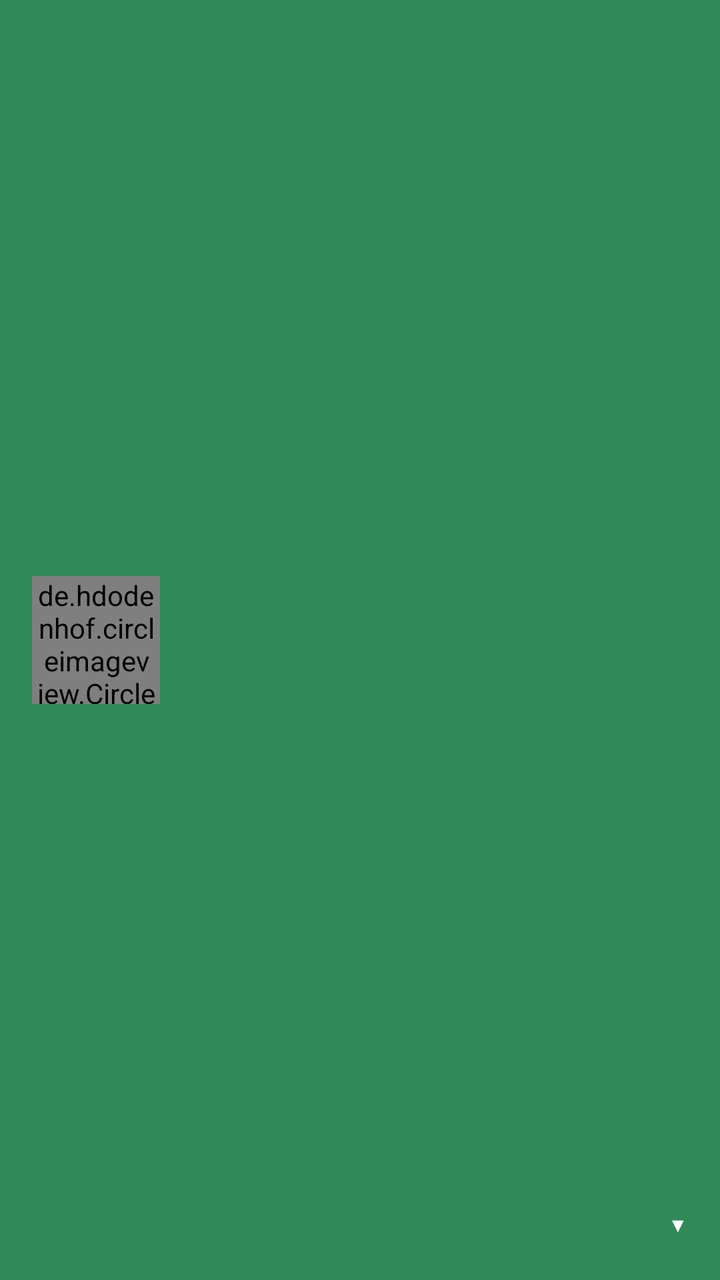
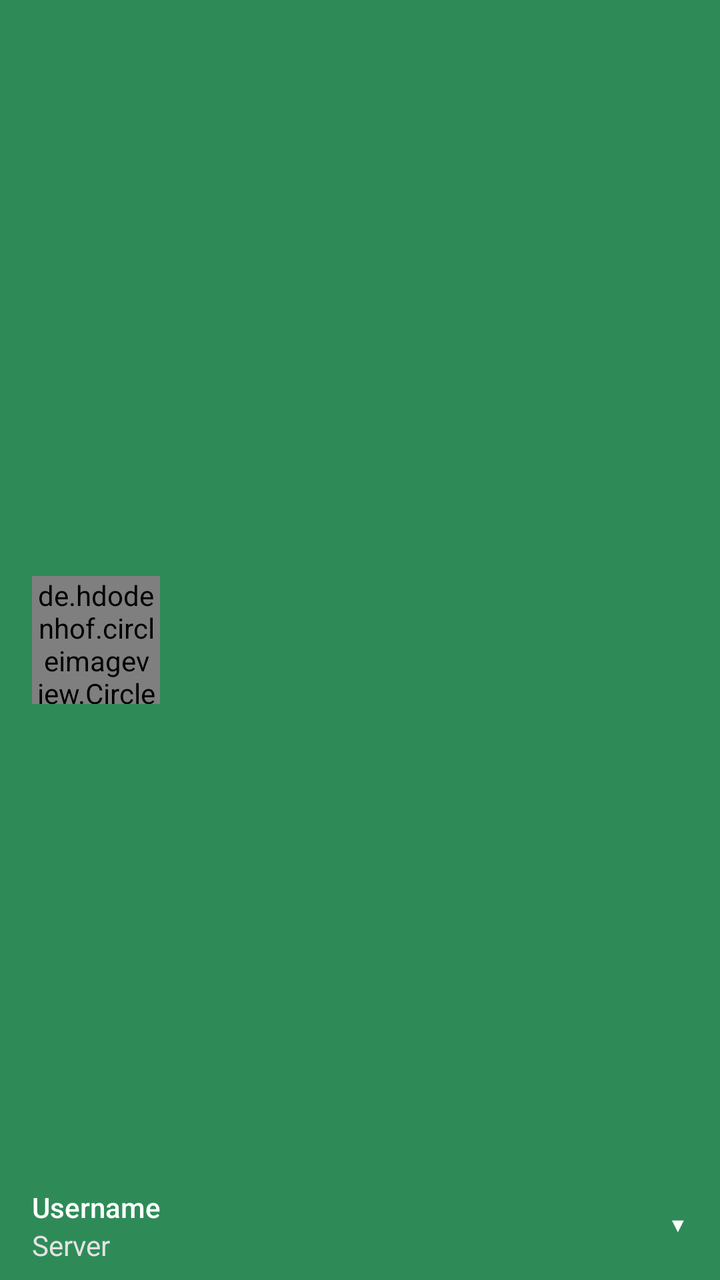

The first picture is an Android layout as it rendered before a commit; the second is the same layout after the commit. The layout source and the unified diff follow.
<!-- AndroidManifest.xml: application theme MainTheme -->
<!-- res/layout/navigation_drawer_header.xml -->
<?xml version="1.0" encoding="utf-8"?>
<RelativeLayout xmlns:android="http://schemas.android.com/apk/res/android"
    android:layout_width="match_parent"
    android:layout_height="164dp"
    android:background="@color/darkgreen"
    android:orientation="vertical"
    android:id="@+id/navigation_drawer_header_clickable"
    >

    <de.hdodenhof.circleimageview.CircleImageView
        android:id="@+id/profile_image"
        android:layout_width="64dp"
        android:layout_height="64dp"
        android:src="@drawable/ic_account_circle"
        android:layout_marginLeft="16dp"
        android:layout_marginStart="16dp"
        android:layout_centerVertical="true"
        android:layout_alignParentLeft="true"
        android:layout_alignParentStart="true" />

    <RelativeLayout
        android:layout_width="match_parent"
        android:layout_height="56dp"
        android:layout_alignParentBottom="true"
        android:paddingLeft="16dp"
        android:paddingRight="16dp">

        <TextView
            android:id="@+id/navigation_drawer_header_user"
            android:layout_width="wrap_content"
            android:layout_height="wrap_content"
            android:textColor="#FFF"
            android:gravity="left"
            android:layout_above="@+id/navigation_drawer_header_server"
            android:textSize="14sp"
            android:fontFamily="sans-serif-medium" />

        <TextView
            android:id="@+id/navigation_drawer_header_server"
            android:layout_width="wrap_content"
            android:layout_height="wrap_content"
            android:gravity="left"
            android:layout_marginBottom="8dp"
            android:textColor="@color/white"
            android:layout_alignParentBottom="true"
            android:layout_alignLeft="@+id/navigation_drawer_header_user"
            android:layout_alignStart="@+id/navigation_drawer_header_user"
            android:textSize="14sp"
            android:fontFamily="sans-serif" />

        <TextView
            android:id="@+id/navigation_drawer_header_account_indicator"
            android:layout_width="wrap_content"
            android:layout_height="wrap_content"
            android:text="\u25BC"
            android:textColor="@color/white"
            android:textSize="10sp"
            android:layout_alignParentRight="true"
            android:layout_centerVertical="true"/>
    </RelativeLayout>
</RelativeLayout>
<!-- resources referenced by this layout -->
<resources>
  <color name="darkgreen">#ff2e8b57</color>
  <color name="white">#ffffffff</color>
  <!-- drawable ic_account_circle: png bitmap (drawable-hdpi, 496 bytes) -->
  <style name="MainTheme" parent="Theme.AppCompat.NoActionBar">
          
          
          <item name="android:colorPrimary">@color/darkgreen</item>
          
          <item name="android:colorPrimaryDark">@color/darkergreen</item>
          
          <item name="android:colorAccent">@color/darkgreen</item>
          <item name="windowActionBar">false</item>
      </style>
  <color name="darkergreen">#ff29774c</color>
</resources>

<!-- the commit's change to res/layout/navigation_drawer_header.xml (unified diff, before → after) -->
@@ -33,7 +33,9 @@
             android:gravity="left"
             android:layout_above="@+id/navigation_drawer_header_server"
             android:textSize="14sp"
-            android:fontFamily="sans-serif-medium" />
+            android:singleLine="true"
+            android:fontFamily="sans-serif-medium"
+            android:text="Username"/>
 
         <TextView
             android:id="@+id/navigation_drawer_header_server"
@@ -41,12 +43,14 @@
             android:layout_height="wrap_content"
             android:gravity="left"
             android:layout_marginBottom="8dp"
-            android:textColor="@color/white"
+            android:textColor="@color/grey2"
             android:layout_alignParentBottom="true"
             android:layout_alignLeft="@+id/navigation_drawer_header_user"
             android:layout_alignStart="@+id/navigation_drawer_header_user"
             android:textSize="14sp"
-            android:fontFamily="sans-serif" />
+            android:singleLine="true"
+            android:fontFamily="sans-serif"
+            android:text="Server"/>
 
         <TextView
             android:id="@+id/navigation_drawer_header_account_indicator"
<!-- resource entries referenced after the edit -->
@@ -1,6 +1,7 @@
 <!-- resources referenced by this layout -->
 <resources>
   <color name="darkgreen">#ff2e8b57</color>
+  <color name="grey2">#ffe3e3e3</color>
   <color name="white">#ffffffff</color>
   <!-- drawable ic_account_circle: png bitmap (drawable-hdpi, 496 bytes) -->
   <style name="MainTheme" parent="Theme.AppCompat.NoActionBar">
